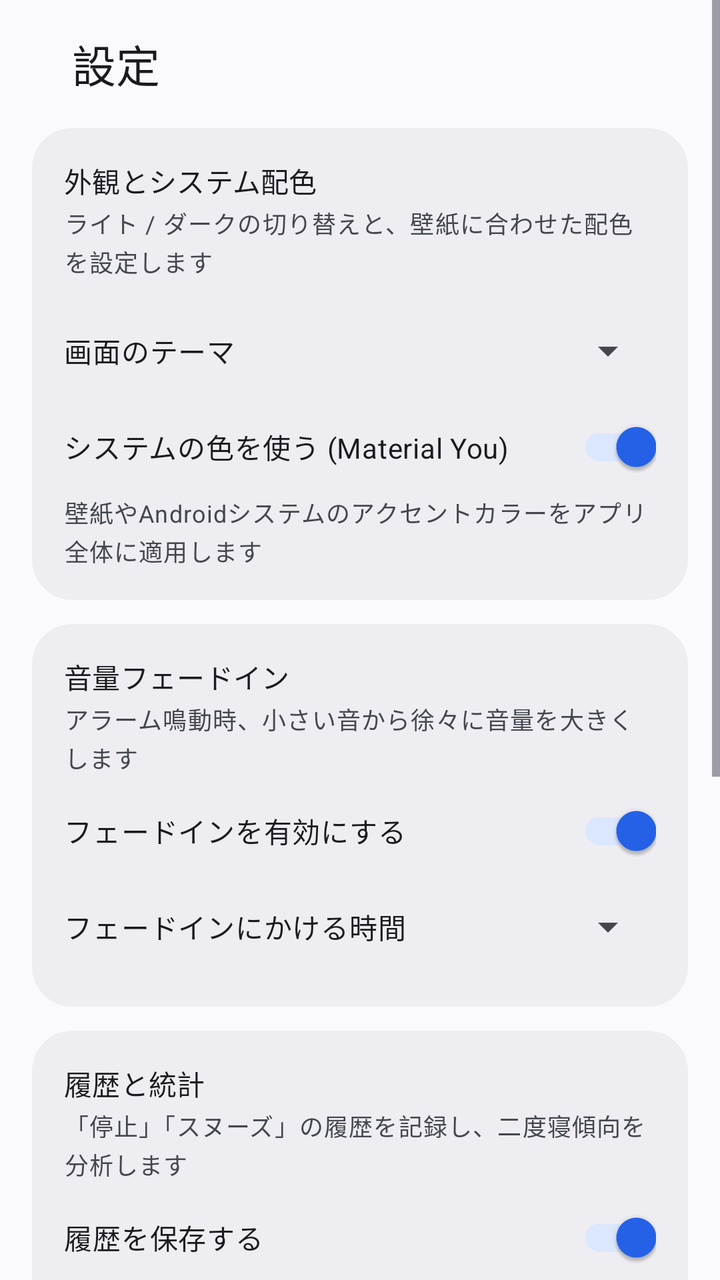
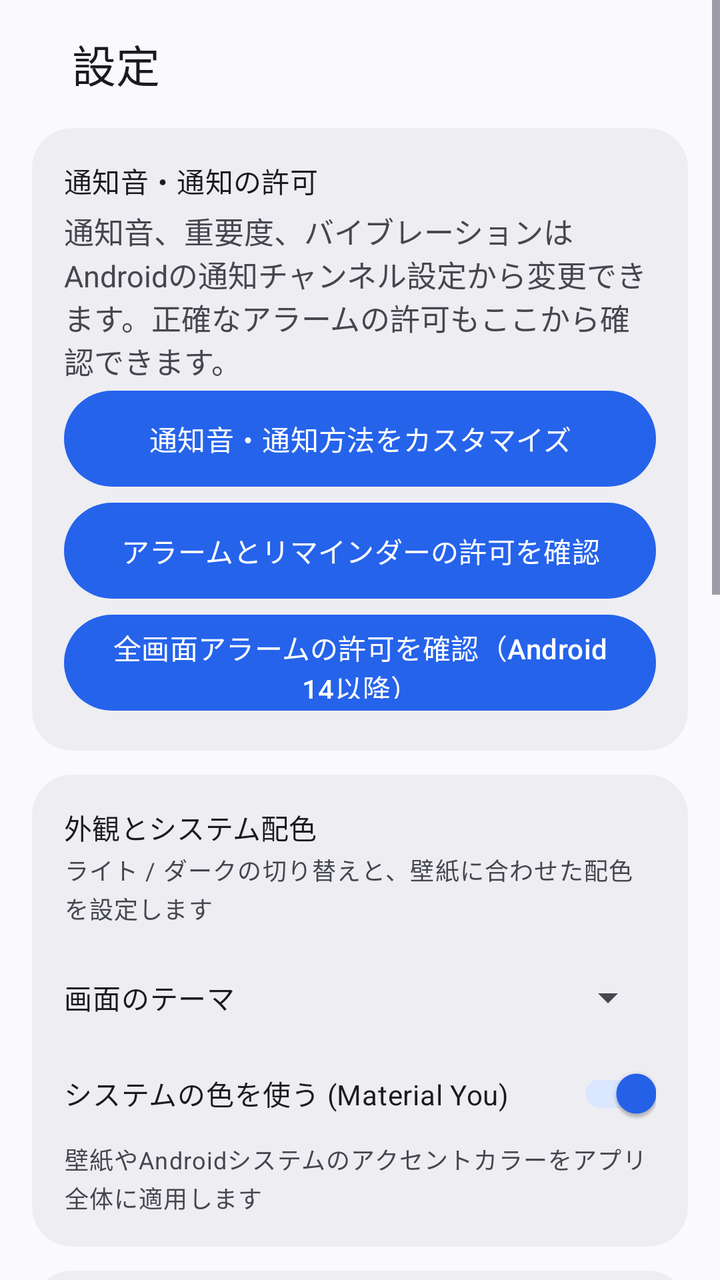

An Android layout rendered at two revisions. The XML below is the earlier revision; the diff shows what the commit changed to produce the second picture.
<!-- AndroidManifest.xml: application theme Theme.AppAlarm -->
<!-- res/layout/activity_settings.xml -->
<?xml version="1.0" encoding="utf-8"?>
<ScrollView xmlns:android="http://schemas.android.com/apk/res/android" xmlns:app="http://schemas.android.com/apk/res-auto"
    android:layout_width="match_parent"
    android:layout_height="match_parent"
    android:background="?attr/colorSurface"
    android:fitsSystemWindows="true">

    <LinearLayout
        android:layout_width="match_parent"
        android:layout_height="wrap_content"
        android:orientation="vertical"
        android:paddingStart="16dp"
        android:paddingEnd="16dp"
        android:paddingBottom="16dp">

    <LinearLayout
        android:layout_width="match_parent"
        android:layout_height="64dp"
        android:gravity="center_vertical"
        android:orientation="horizontal"
        android:paddingStart="20dp"
        android:paddingEnd="12dp">

        <TextView
            android:layout_width="0dp"
            android:layout_height="wrap_content"
            android:layout_weight="1"
            android:text="@string/settings_title"
            android:textAppearance="?attr/textAppearanceTitleLarge"
            android:textColor="?attr/colorOnSurface" />

    </LinearLayout>

        <com.google.android.material.card.MaterialCardView
            style="@style/Widget.Material3.CardView.Filled"
            android:layout_width="match_parent"
            android:layout_height="wrap_content"
            android:layout_marginBottom="12dp"
            app:cardBackgroundColor="?attr/colorSurfaceContainer"
            app:cardCornerRadius="20dp"
            app:cardElevation="0dp">

            <LinearLayout
                android:layout_width="match_parent"
                android:layout_height="wrap_content"
                android:orientation="vertical"
                android:padding="16dp">

                <TextView
                    android:layout_width="wrap_content"
                    android:layout_height="wrap_content"
                    android:text="外観とシステム配色"
                    android:textAppearance="?attr/textAppearanceTitleSmall"
                    android:textColor="?attr/colorOnSurface" />
                <TextView
                    android:layout_width="wrap_content"
                    android:layout_height="wrap_content"
                    android:layout_marginTop="2dp"
                    android:layout_marginBottom="8dp"
                    android:text="ライト / ダークの切り替えと、壁紙に合わせた配色を設定します"
                    android:textAppearance="?attr/textAppearanceBodySmall"
                    android:textColor="?attr/colorOnSurfaceVariant" />
                <LinearLayout
                    android:layout_width="match_parent"
                    android:layout_height="wrap_content"
                    android:layout_marginTop="4dp"
                    android:gravity="center_vertical"
                    android:orientation="horizontal">

                    <TextView
                        android:layout_width="0dp"
                        android:layout_height="wrap_content"
                        android:layout_weight="1"
                        android:text="画面のテーマ"
                        android:textAppearance="?attr/textAppearanceBodyMedium"
                        android:textColor="?attr/colorOnSurface" />

                    <Spinner
                        android:id="@+id/spinner_theme_mode"
                        android:layout_width="wrap_content"
                        android:layout_height="48dp" />
                </LinearLayout>
                <androidx.appcompat.widget.SwitchCompat
                    android:id="@+id/switch_dynamic_color"
                    android:layout_width="match_parent"
                    android:layout_height="wrap_content"
                    android:minHeight="48dp"
                    android:text="システムの色を使う (Material You)"
                    android:textColor="?attr/colorOnSurface"
                    android:checked="true" />
                <TextView
                    android:id="@+id/tv_dynamic_color_desc"
                    android:layout_width="wrap_content"
                    android:layout_height="wrap_content"
                    android:text="壁紙やAndroidシステムのアクセントカラーをアプリ全体に適用します"
                    android:textAppearance="?attr/textAppearanceBodySmall"
                    android:textColor="?attr/colorOnSurfaceVariant" />
            </LinearLayout>
        </com.google.android.material.card.MaterialCardView>

        <com.google.android.material.card.MaterialCardView
            style="@style/Widget.Material3.CardView.Filled"
            android:layout_width="match_parent"
            android:layout_height="wrap_content"
            android:layout_marginBottom="12dp"
            app:cardBackgroundColor="?attr/colorSurfaceContainer"
            app:cardCornerRadius="20dp"
            app:cardElevation="0dp">

            <LinearLayout
                android:layout_width="match_parent"
                android:layout_height="wrap_content"
                android:orientation="vertical"
                android:padding="16dp">

                <TextView
                    android:layout_width="wrap_content"
                    android:layout_height="wrap_content"
                    android:text="音量フェードイン"
                    android:textAppearance="?attr/textAppearanceTitleSmall"
                    android:textColor="?attr/colorOnSurface" />
                <TextView
                    android:layout_width="wrap_content"
                    android:layout_height="wrap_content"
                    android:layout_marginTop="2dp"
                    android:layout_marginBottom="4dp"
                    android:text="アラーム鳴動時、小さい音から徐々に音量を大きくします"
                    android:textAppearance="?attr/textAppearanceBodySmall"
                    android:textColor="?attr/colorOnSurfaceVariant" />
                <androidx.appcompat.widget.SwitchCompat
                    android:id="@+id/switch_fade_enabled"
                    android:layout_width="match_parent"
                    android:layout_height="wrap_content"
                    android:minHeight="48dp"
                    android:text="フェードインを有効にする"
                    android:textColor="?attr/colorOnSurface"
                    android:checked="true" />
                <LinearLayout
                    android:id="@+id/layout_fade_duration"
                    android:layout_width="match_parent"
                    android:layout_height="wrap_content"
                    android:gravity="center_vertical"
                    android:orientation="horizontal">

                    <TextView
                        android:layout_width="0dp"
                        android:layout_height="wrap_content"
                        android:layout_weight="1"
                        android:text="フェードインにかける時間"
                        android:textAppearance="?attr/textAppearanceBodyMedium"
                        android:textColor="?attr/colorOnSurface" />

                    <Spinner
                        android:id="@+id/spinner_fade_seconds"
                        android:layout_width="wrap_content"
                        android:layout_height="48dp" />
                </LinearLayout>
            </LinearLayout>
        </com.google.android.material.card.MaterialCardView>

        <com.google.android.material.card.MaterialCardView
            style="@style/Widget.Material3.CardView.Filled"
            android:layout_width="match_parent"
            android:layout_height="wrap_content"
            android:layout_marginBottom="12dp"
            app:cardBackgroundColor="?attr/colorSurfaceContainer"
            app:cardCornerRadius="20dp"
            app:cardElevation="0dp">

            <LinearLayout
                android:layout_width="match_parent"
                android:layout_height="wrap_content"
                android:orientation="vertical"
                android:padding="16dp">

                <TextView
                    android:layout_width="wrap_content"
                    android:layout_height="wrap_content"
                    android:text="履歴と統計"
                    android:textAppearance="?attr/textAppearanceTitleSmall"
                    android:textColor="?attr/colorOnSurface" />
                <TextView
                    android:layout_width="wrap_content"
                    android:layout_height="wrap_content"
                    android:layout_marginTop="2dp"
                    android:layout_marginBottom="4dp"
                    android:text="「停止」「スヌーズ」の履歴を記録し、二度寝傾向を分析します"
                    android:textAppearance="?attr/textAppearanceBodySmall"
                    android:textColor="?attr/colorOnSurfaceVariant" />
                <androidx.appcompat.widget.SwitchCompat
                    android:id="@+id/switch_history_enabled"
                    android:layout_width="match_parent"
                    android:layout_height="wrap_content"
                    android:minHeight="48dp"
                    android:text="履歴を保存する"
                    android:textColor="?attr/colorOnSurface"
                    android:checked="true" />
                <Button
                    android:id="@+id/btn_open_history"
                    style="@style/Widget.Material3.Button.OutlinedButton"
                    android:layout_width="match_parent"
                    android:layout_height="wrap_content"
                    android:layout_marginTop="8dp"
                    android:text="履歴・統計を確認する"
                    android:textColor="?attr/colorPrimary" />
            </LinearLayout>
        </com.google.android.material.card.MaterialCardView>

        <com.google.android.material.card.MaterialCardView
            style="@style/Widget.Material3.CardView.Filled"
            android:layout_width="match_parent"
            android:layout_height="wrap_content"
            android:layout_marginBottom="12dp"
            app:cardBackgroundColor="?attr/colorSurfaceContainer"
            app:cardCornerRadius="20dp"
            app:cardElevation="0dp">

            <LinearLayout
                android:layout_width="match_parent"
                android:layout_height="wrap_content"
                android:orientation="vertical"
                android:padding="16dp">

                <TextView
                    android:layout_width="wrap_content"
                    android:layout_height="wrap_content"
                    android:text="再通知 (スヌーズ)"
                    android:textAppearance="?attr/textAppearanceTitleSmall"
                    android:textColor="?attr/colorOnSurface" />
                <LinearLayout
                    android:layout_width="match_parent"
                    android:layout_height="wrap_content"
                    android:layout_marginTop="4dp"
                    android:gravity="center_vertical"
                    android:orientation="horizontal">

                    <TextView
                        android:layout_width="0dp"
                        android:layout_height="wrap_content"
                        android:layout_weight="1"
                        android:text="再通知までの時間"
                        android:textAppearance="?attr/textAppearanceBodyMedium"
                        android:textColor="?attr/colorOnSurface" />

                    <Spinner
                        android:id="@+id/spinner_snooze_minutes"
                        android:layout_width="wrap_content"
                        android:layout_height="48dp" />
                </LinearLayout>
                <LinearLayout
                    android:layout_width="match_parent"
                    android:layout_height="wrap_content"
                    android:layout_marginTop="4dp"
                    android:gravity="center_vertical"
                    android:orientation="horizontal">

                    <TextView
                        android:layout_width="0dp"
                        android:layout_height="wrap_content"
                        android:layout_weight="1"
                        android:text="再通知の上限回数"
                        android:textAppearance="?attr/textAppearanceBodyMedium"
                        android:textColor="?attr/colorOnSurface" />

                    <Spinner
                        android:id="@+id/spinner_max_snooze"
                        android:layout_width="wrap_content"
                        android:layout_height="48dp" />
                </LinearLayout>
            </LinearLayout>
        </com.google.android.material.card.MaterialCardView>

        <com.google.android.material.card.MaterialCardView
            style="@style/Widget.Material3.CardView.Filled"
            android:layout_width="match_parent"
            android:layout_height="wrap_content"
            android:layout_marginBottom="0dp"
            app:cardBackgroundColor="?attr/colorSurfaceContainer"
            app:cardCornerRadius="20dp"
            app:cardElevation="0dp">

            <LinearLayout
                android:layout_width="match_parent"
                android:layout_height="wrap_content"
                android:orientation="vertical"
                android:padding="16dp">

                <TextView
                    android:layout_width="wrap_content"
                    android:layout_height="wrap_content"
                    android:text="バックアップと復元"
                    android:textAppearance="?attr/textAppearanceTitleSmall"
                    android:textColor="?attr/colorOnSurface" />
                <TextView
                    android:layout_width="wrap_content"
                    android:layout_height="wrap_content"
                    android:layout_marginTop="2dp"
                    android:layout_marginBottom="4dp"
                    android:text="アラーム設定をクリップボード経由で保存・復元します"
                    android:textAppearance="?attr/textAppearanceBodySmall"
                    android:textColor="?attr/colorOnSurfaceVariant" />
                <LinearLayout
                    android:layout_width="match_parent"
                    android:layout_height="wrap_content"
                    android:orientation="horizontal">

                <Button
                    android:id="@+id/btn_export_backup"
                    style="@style/Widget.Material3.Button.OutlinedButton"
                    android:layout_width="0dp"
                    android:layout_weight="1"
                    android:layout_height="wrap_content"
                    android:layout_marginEnd="6dp"
                    android:text="書き出し"
                    android:textColor="?attr/colorPrimary" />
                <Button
                    android:id="@+id/btn_import_backup"
                    style="@style/Widget.Material3.Button.OutlinedButton"
                    android:layout_width="0dp"
                    android:layout_weight="1"
                    android:layout_height="wrap_content"
                    android:layout_marginStart="6dp"
                    android:text="復元"
                    android:textColor="?attr/colorPrimary" />
                </LinearLayout>
            </LinearLayout>
        </com.google.android.material.card.MaterialCardView>

    </LinearLayout>
</ScrollView>
<!-- resources referenced by this layout -->
<resources>
  <string name="settings_title">設定</string>
  <style name="Theme.AppAlarm" parent="Theme.Material3.DayNight.NoActionBar">
          <item name="colorPrimary">#2563EB</item>
          <item name="colorOnPrimary">#FFFFFF</item>
          <item name="colorPrimaryContainer">#DBE6FF</item>
          <item name="colorOnPrimaryContainer">#001A41</item>
          <item name="colorSecondary">#575E71</item>
          <item name="colorOnSecondary">#FFFFFF</item>
          <item name="colorSecondaryContainer">#DBE2F9</item>
          <item name="colorOnSecondaryContainer">#141B2C</item>
          <item name="android:colorBackground">#FAF9FD</item>
          <item name="colorSurface">#FAF9FD</item>
          <item name="colorOnSurface">#1A1B20</item>
          <item name="colorSurfaceVariant">#E1E2EC</item>
          <item name="colorOnSurfaceVariant">#44474F</item>
          <item name="colorSurfaceContainerLowest">#FFFFFF</item>
          <item name="colorSurfaceContainerLow">#F4F3F7</item>
          <item name="colorSurfaceContainer">#EEEDF1</item>
          <item name="colorSurfaceContainerHigh">#E8E7EB</item>
          <item name="colorSurfaceContainerHighest">#E3E2E6</item>
          <item name="colorOutline">#74777F</item>
          <item name="colorOutlineVariant">#C4C6D0</item>
          <item name="colorError">#BA1A1A</item>
          <item name="colorOnError">#FFFFFF</item>
          <item name="android:statusBarColor">?attr/colorSurface</item>
          <item name="android:navigationBarColor">?attr/colorSurface</item>
          <item name="android:windowLightStatusBar">true</item>
          <item name="android:windowLightNavigationBar">true</item>
      </style>
</resources>

<!-- the commit's change to res/layout/activity_settings.xml (unified diff, before → after) -->
@@ -30,6 +30,34 @@
             android:textColor="?attr/colorOnSurface" />
 
     </LinearLayout>
+
+        <com.google.android.material.card.MaterialCardView
+            style="@style/Widget.Material3.CardView.Filled"
+            android:layout_width="match_parent"
+            android:layout_height="wrap_content"
+            android:layout_marginBottom="12dp"
+            app:cardBackgroundColor="?attr/colorSurfaceContainer"
+            app:cardCornerRadius="20dp"
+            app:cardElevation="0dp">
+            <LinearLayout
+                android:layout_width="match_parent"
+                android:layout_height="wrap_content"
+                android:orientation="vertical"
+                android:padding="16dp">
+                <TextView android:layout_width="wrap_content" android:layout_height="wrap_content"
+                    android:text="通知音・通知の許可" android:textAppearance="?attr/textAppearanceTitleSmall"
+                    android:textColor="?attr/colorOnSurface" />
+                <TextView android:layout_width="match_parent" android:layout_height="wrap_content"
+                    android:text="通知音、重要度、バイブレーションはAndroidの通知チャンネル設定から変更できます。正確なアラームの許可もここから確認できます。"
+                    android:textSize="15sp" android:layout_marginTop="4dp" />
+                <Button android:id="@+id/btn_notification_settings" android:layout_width="match_parent"
+                    android:layout_height="56dp" android:text="通知音・通知方法をカスタマイズ" />
+                <Button android:id="@+id/btn_exact_alarm_settings" android:layout_width="match_parent"
+                    android:layout_height="56dp" android:text="アラームとリマインダーの許可を確認" />
+                <Button android:id="@+id/btn_fullscreen_settings" android:layout_width="match_parent"
+                    android:layout_height="56dp" android:text="全画面アラームの許可を確認（Android 14以降）" />
+            </LinearLayout>
+        </com.google.android.material.card.MaterialCardView>
 
         <com.google.android.material.card.MaterialCardView
             style="@style/Widget.Material3.CardView.Filled"
